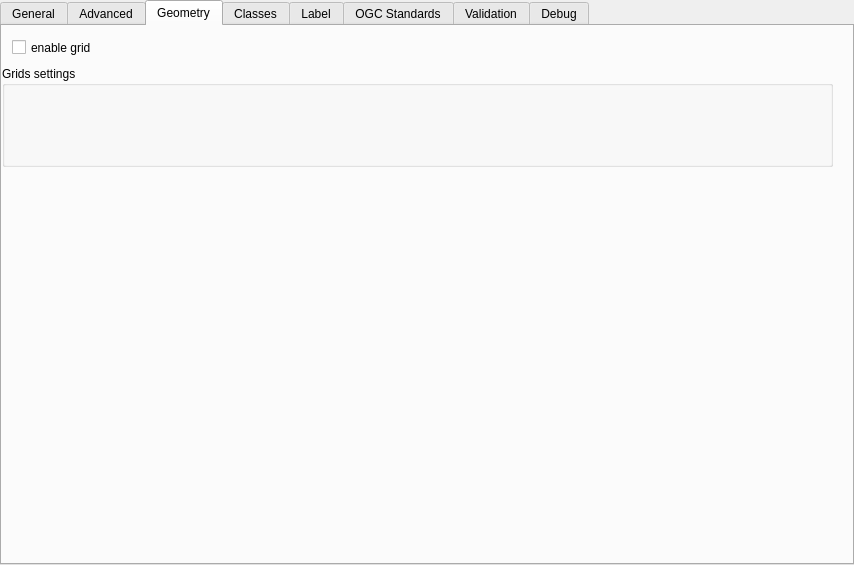
Old version of the form layersettingsvector.ui in the repository QMapfileEditor/QMapfileEditor.
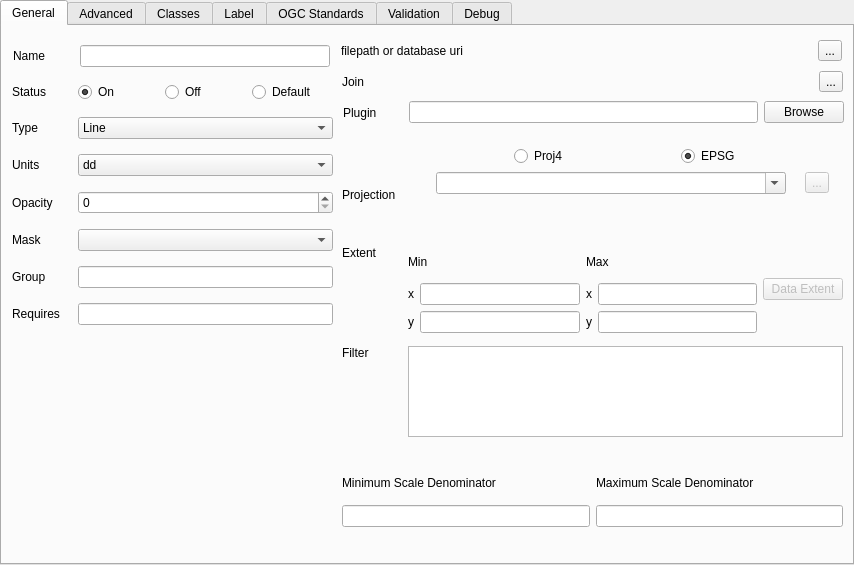
New version of the form. The open tabs and pages were chosen to show the change. Icons and pictures are not drawn.

Commit message: Add checkbox to select relative path for each path seetings (mapsettings.ui), improve ui for layersettingsvector.ui and add buttons to manage layer object, decrease button siez in tools bar in mainwindows.ui

What changed in the file:
```diff
--- a/layersettingsvector.ui
+++ b/layersettingsvector.ui
@@ -372,7 +372,7 @@
     <property name="geometry">
      <rect>
       <x>340</x>
-      <y>250</y>
+      <y>220</y>
       <width>501</width>
       <height>87</height>
      </rect>
@@ -493,9 +493,9 @@
    <widget class="QWidget" name="horizontalLayoutWidget_6">
     <property name="geometry">
      <rect>
-      <x>10</x>
+      <x>340</x>
       <y>320</y>
-      <width>321</width>
+      <width>501</width>
       <height>91</height>
      </rect>
     </property>
@@ -535,7 +535,7 @@
     <property name="geometry">
      <rect>
       <x>340</x>
-      <y>340</y>
+      <y>440</y>
       <width>501</width>
       <height>61</height>
      </rect>
@@ -574,8 +574,8 @@
    <widget class="QWidget" name="horizontalLayoutWidget_27">
     <property name="geometry">
      <rect>
-      <x>340</x>
-      <y>70</y>
+      <x>341</x>
+      <y>71</y>
       <width>501</width>
       <height>31</height>
      </rect>
@@ -623,7 +623,7 @@
     <property name="geometry">
      <rect>
       <x>340</x>
-      <y>150</y>
+      <y>120</y>
       <width>501</width>
       <height>97</height>
      </rect>
@@ -814,8 +814,8 @@
    <widget class="QWidget" name="horizontalLayoutWidget_36">
     <property name="geometry">
      <rect>
-      <x>339</x>
-      <y>39</y>
+      <x>340</x>
+      <y>40</y>
       <width>501</width>
       <height>31</height>
      </rect>
@@ -1269,37 +1269,6 @@
     </property>
    </widget>
   </widget>
-  <widget class="QWidget" name="tab">
-   <attribute name="title">
-    <string>Geometry</string>
-   </attribute>
-   <widget class="QGroupBox" name="layer_grid_group">
-    <property name="geometry">
-     <rect>
-      <x>0</x>
-      <y>40</y>
-      <width>831</width>
-      <height>101</height>
-     </rect>
-    </property>
-    <property name="title">
-     <string>Grids settings</string>
-    </property>
-   </widget>
-   <widget class="QCheckBox" name="layer_grid_enabled_check">
-    <property name="geometry">
-     <rect>
-      <x>10</x>
-      <y>10</y>
-      <width>111</width>
-      <height>23</height>
-     </rect>
-    </property>
-    <property name="text">
-     <string>enable grid</string>
-    </property>
-   </widget>
-  </widget>
   <widget class="QWidget" name="classesTab">
    <attribute name="title">
     <string>Classes</string>
```
Left out of the diff: 40 changed lines with no effect on the pictures. The commit also changes 2 other files.
